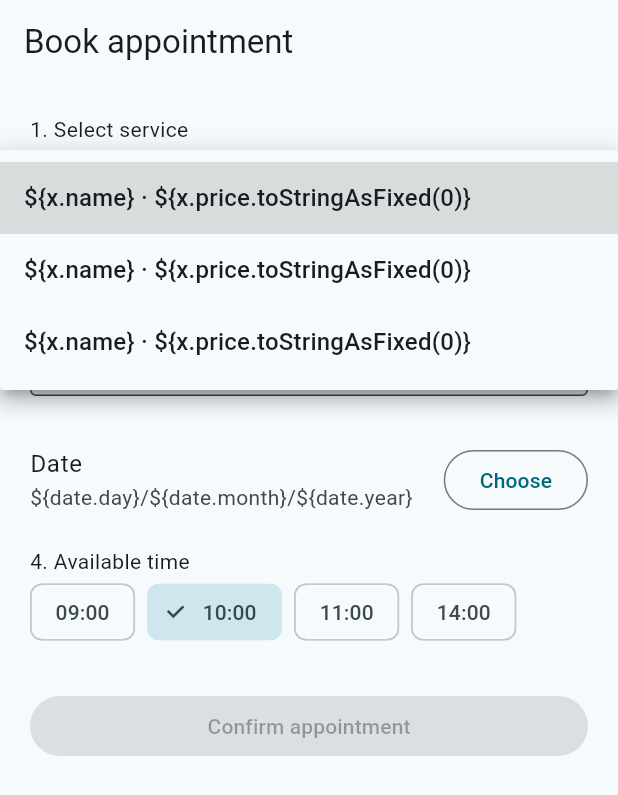
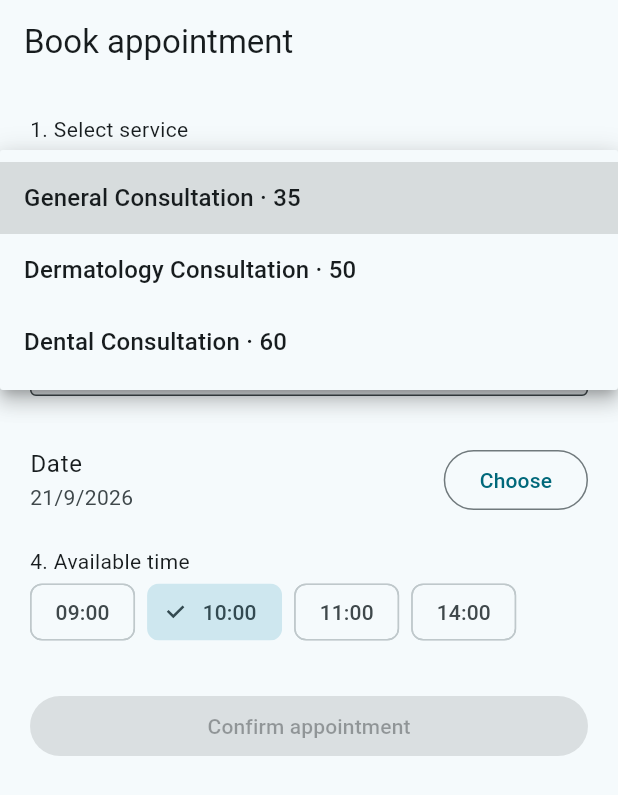
Before and after one commit to 3bdalla3adil/clinicflow, a Flutter app: the BookingPage screen opened by its route, after a tap on "Service", on a phone screen of 412 x 824 dp. Shown: the top 795 px of the screen. Run offline on Flutter 3.47's test engine with Material 3 defaults, Android fonts, the phone set to English and light mode, and no system bars; our stand-ins replace firebase_core, flutter_riverpod, go_router; accounts and stored records are empty.

Commit message:
fix: clean booking page analyzer warnings

```diff
--- a/lib/features/appointments/booking_page.dart
+++ b/lib/features/appointments/booking_page.dart
@@ -7,6 +7,7 @@ import '../../data/models/models.dart';
 
 class BookingPage extends ConsumerStatefulWidget {
   const BookingPage({super.key});
+
   @override
   ConsumerState<BookingPage> createState() => _BookingPageState();
 }
@@ -28,8 +29,17 @@ class _BookingPageState extends ConsumerState<BookingPage> {
           const SizedBox(height: 8),
           ref.watch(servicesProvider).when(
                 data: (xs) => DropdownButtonFormField<MedicalService>(
-              value: service,
-              items: xs.map((x) => DropdownMenuItem(value: x, child: Text('\${x.name} · \${x.price.toStringAsFixed(0)}'))).toList(),
+                  initialValue: service,
+                  items: xs
+                      .map(
+                        (x) => DropdownMenuItem<MedicalService>(
+                          value: x,
+                          child: Text(
+                            '${x.name} · ${x.price.toStringAsFixed(0)}',
+                          ),
+                        ),
+                      )
+                      .toList(),
                   onChanged: (x) => setState(() => service = x),
                   decoration: const InputDecoration(labelText: 'Service'),
                 ),
@@ -41,8 +51,15 @@ class _BookingPageState extends ConsumerState<BookingPage> {
           const SizedBox(height: 8),
           ref.watch(doctorsProvider).when(
                 data: (xs) => DropdownButtonFormField<Doctor>(
-              value: doctor,
-              items: xs.map((x) => DropdownMenuItem(value: x, child: Text('\${x.name} · \${x.specialty}'))).toList(),
+                  initialValue: doctor,
+                  items: xs
+                      .map(
+                        (x) => DropdownMenuItem<Doctor>(
+                          value: x,
+                          child: Text('${x.name} · ${x.specialty}'),
+                        ),
+                      )
+                      .toList(),
                   onChanged: (x) => setState(() => doctor = x),
                   decoration: const InputDecoration(labelText: 'Doctor'),
                 ),
@@ -50,16 +67,79 @@ class _BookingPageState extends ConsumerState<BookingPage> {
                 error: (e, _) => Text('Unable to load doctors: $e'),
               ),
           const SizedBox(height: 20),
-          ListTile(contentPadding: EdgeInsets.zero, title: const Text('Date'), subtitle: Text('\${date.day}/\${date.month}/\${date.year}'), trailing: OutlinedButton(onPressed: () async { final selected = await showDatePicker(context: context, firstDate: DateTime.now(), lastDate: DateTime.now().add(const Duration(days: 90)), initialDate: date); if (selected != null) setState(() => date = selected); }, child: const Text('Choose'))),
+          ListTile(
+            contentPadding: EdgeInsets.zero,
+            title: const Text('Date'),
+            subtitle: Text('${date.day}/${date.month}/${date.year}'),
+            trailing: OutlinedButton(
+              onPressed: () async {
+                final selected = await showDatePicker(
+                  context: context,
+                  firstDate: DateTime.now(),
+                  lastDate: DateTime.now().add(const Duration(days: 90)),
+                  initialDate: date,
+                );
+                if (selected != null) {
+                  setState(() => date = selected);
+                }
+              },
+              child: const Text('Choose'),
+            ),
+          ),
           const SizedBox(height: 8),
           const Text('4. Available time'),
-          Wrap(spacing: 8, runSpacing: 8, children: ['09:00', '10:00', '11:00', '14:00'].map<Widget>((x) => ChoiceChip(label: Text(x), selected: x == time, onSelected: (_) => setState(() => time = x))).toList()),
+          Wrap(
+            spacing: 8,
+            runSpacing: 8,
+            children: [
+              '09:00',
+              '10:00',
+              '11:00',
+              '14:00',
+            ]
+                .map<Widget>(
+                  (x) => ChoiceChip(
+                    label: Text(x),
+                    selected: x == time,
+                    onSelected: (_) => setState(() => time = x),
+                  ),
+                )
+                .toList(),
+          ),
           const SizedBox(height: 28),
           FilledButton(
-            onPressed: doctor == null || service == null ? null : () async {
-              final appointment = await ref.read(clinicRepositoryProvider).createAppointment(doctor: doctor!, service: service!, date: date, startTime: time);
-              if (!context.mounted) return;
-              await showDialog<void>(context: context, builder: (_) => AlertDialog(title: const Text('Appointment confirmed'), content: Text('\${appointment.number}\n\${appointment.doctor.name}\n\${appointment.service.name}\n\${appointment.startTime}'), actions: [TextButton(onPressed: () => context.go('/appointments'), child: const Text('View appointments'))]));
+            onPressed: doctor == null || service == null
+                ? null
+                : () async {
+                    final appointment = await ref
+                        .read(clinicRepositoryProvider)
+                        .createAppointment(
+                          doctor: doctor!,
+                          service: service!,
+                          date: date,
+                          startTime: time,
+                        );
+
+                    if (!mounted) return;
+
+                    await showDialog<void>(
+                      context: context,
+                      builder: (_) => AlertDialog(
+                        title: const Text('Appointment confirmed'),
+                        content: Text(
+                          '${appointment.number}\n'
+                          '${appointment.doctor.name}\n'
+                          '${appointment.service.name}\n'
+                          '${appointment.startTime}',
+                        ),
+                        actions: [
+                          TextButton(
+                            onPressed: () => context.go('/appointments'),
+                            child: const Text('View appointments'),
+                          ),
+                        ],
+                      ),
+                    );
                   },
             child: const Text('Confirm appointment'),
           ),
```
Lines whose indentation alone changed are shown as unchanged.
